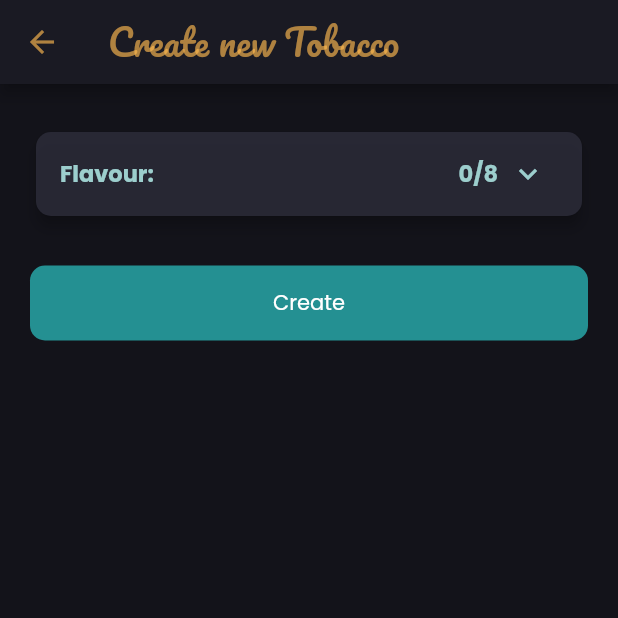
After one commit to benjaminellmer/hookah-with-friends, a Flutter app: the CreateTobaccoScreen screen opened directly, on a phone screen of 412 x 824 dp, the top half of it. The commit adds this screen. Run offline on Flutter 3.47's test engine with Material 2 defaults, Android fonts, the phone set to English and light mode, and no system bars; our stand-ins replace firebase_core, flutter_bloc, google_fonts; accounts and stored records are empty; network calls fail.

Commit message:
initial setup of create tobacco screen

```diff
--- /dev/null
+++ b/hookah_with_friends/lib/screens/create_tobacco_screen.dart
@@ -0,0 +1,41 @@
+import "package:flutter/material.dart";
+
+import "../components/appbars/back_and_title_app_bar.dart";
+import "../components/buttons/primary_button.dart";
+import "../components/pickers/multi_element_picker.dart";
+import "../components/texts/primary_text.dart";
+import "../util/testdata/testdata.dart";
+
+class CreateTobaccoScreen extends StatelessWidget {
+  const CreateTobaccoScreen({super.key});
+
+  @override
+  Widget build(BuildContext context) {
+    return Scaffold(
+      appBar: BackAndTitleAppBar(title: "Create new Tobacco"),
+      body: Padding(
+        padding: const EdgeInsets.all(20),
+        child: Column(
+          children: <Widget>[
+            const SizedBox(height: 8),
+            MultiElementPicker<String>(
+              label: "Flavour: ",
+              elements: TestData.flavours,
+              itemBuilder: (String friend) {
+                return MultiElementPickerItem(
+                  title: PrimaryText(friend),
+                );
+              },
+            ),
+            const SizedBox(height: 24),
+            PrimaryButton(
+                text: "Create",
+                onPress: () {
+                  Navigator.of(context).pop();
+                })
+          ],
+        ),
+      ),
+    );
+  }
+}
--- a/hookah_with_friends/lib/screens/tobaccos_screen.dart
+++ b/hookah_with_friends/lib/screens/tobaccos_screen.dart
@@ -1,12 +1,23 @@
 import "package:flutter/material.dart";
+
+import "../components/buttons/primary_button.dart";
+import "create_tobacco_screen.dart";
 
 class TobaccosScreen extends StatelessWidget {
   const TobaccosScreen({super.key});
 
   @override
   Widget build(BuildContext context) {
-    return const Center(
-      child: Text("Tobaccos"),
-    );
+    return Center(
+        child: PrimaryButton(
+      text: "Create Tobacco",
+      onPress: () {
+        Navigator.push(
+          context,
+          MaterialPageRoute<Widget>(
+              builder: (BuildContext context) => const CreateTobaccoScreen()),
+        );
+      },
+    ));
   }
 }
--- a/hookah_with_friends/lib/util/testdata/testdata.dart
+++ b/hookah_with_friends/lib/util/testdata/testdata.dart
@@ -99,6 +99,17 @@ class TestData {
     "David",
   ];
 
+  static List<String> flavours = <String>[
+    "Grape",
+    "Mint",
+    "Watermelon",
+    "Ice (Menthol)",
+    "Strawberry",
+    "Banana",
+    "Lemon",
+    "Mixed Fruits",
+  ];
+
   static User testuser = User(
       username: "HookahUser",
       usercode: "#1234",
```
Also changed, not shown: hookah_with_friends/lib/components/textinputs/primary_input.dart (added).
